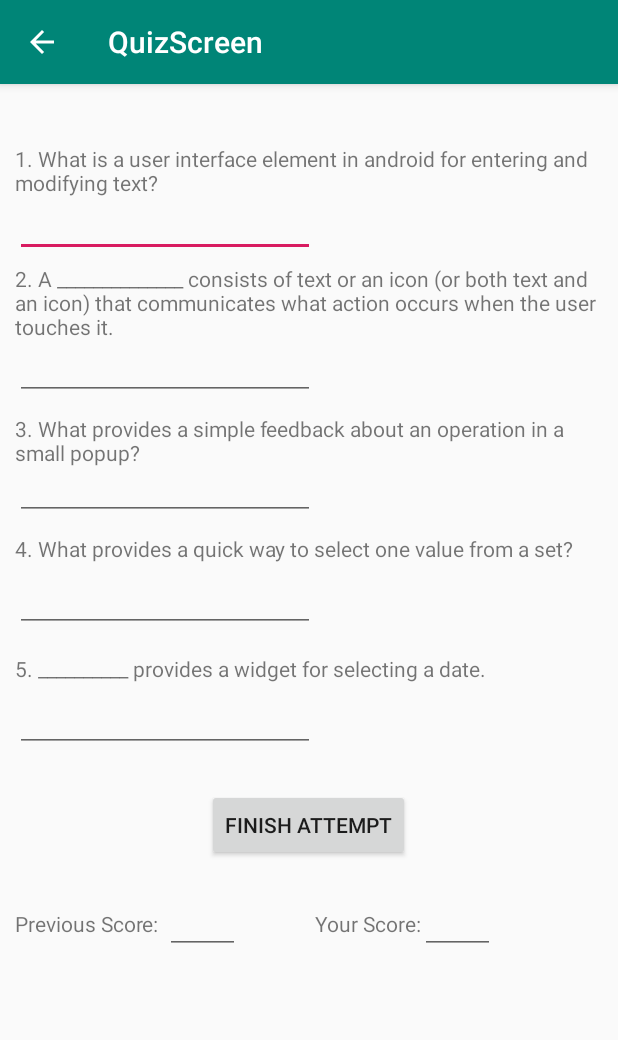
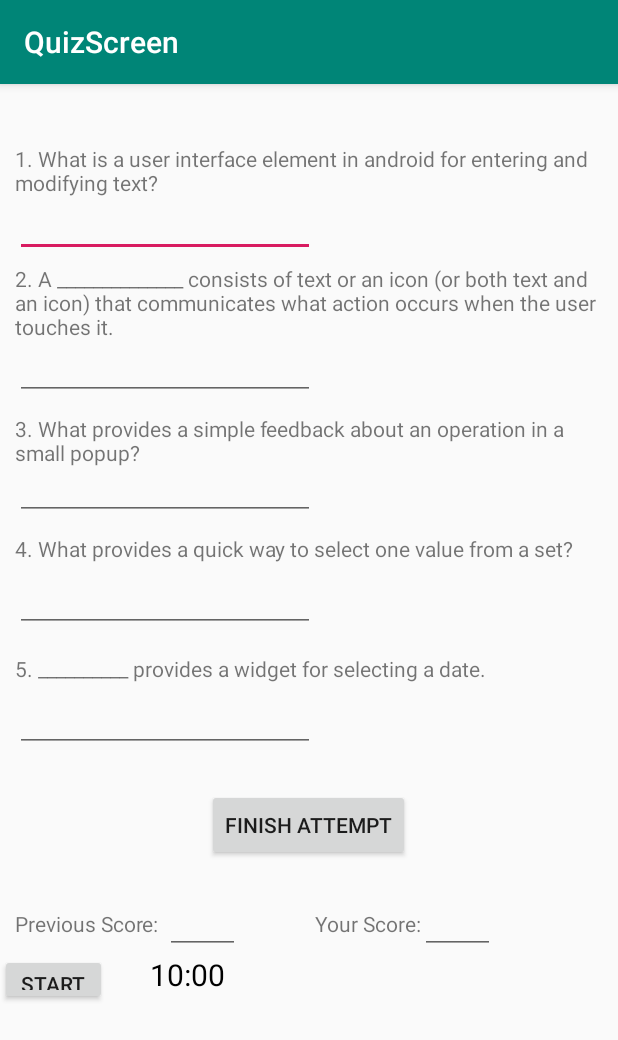
Before and after one commit to kmanibrowne/COMP3606_Assignment_2, an Android app: the QuizScreen screen opened directly, with no data from a screen before it, on a phone screen of 412 x 824 dp. Shown: the top 1040 px of the screen. Run offline under Robolectric (Android 15) with nearby library versions, the phone set to English and light mode, and no system bars.

Commit message:
Extra Feature Updated
Extra feature which is a timer have been implemented and update into the quiz  screen

```diff
--- a/app/src/main/java/com/example/comp3606_asg2/IntentsCallBack.java
+++ b/app/src/main/java/com/example/comp3606_asg2/IntentsCallBack.java
@@ -25,7 +25,7 @@ public class IntentsCallBack extends AppCompatActivity {
         getSupportActionBar().setDisplayHomeAsUpEnabled(true);
 
         callBackBtn = findViewById(R.id.button_callBack);
-        int num = 500;
+        int num = 620;
         String returnVal = "CallBack returned value "+Integer.toString(num);
         Intent returnIntent = new Intent();
         returnIntent.putExtra("result",returnVal);
--- a/app/src/main/java/com/example/comp3606_asg2/QuizScreen.java
+++ b/app/src/main/java/com/example/comp3606_asg2/QuizScreen.java
@@ -7,18 +7,33 @@ import android.os.Bundle;
 import androidx.appcompat.app.AppCompatActivity;
 import androidx.appcompat.widget.Toolbar;
 
+import android.os.CountDownTimer;
 import android.view.View;
 import android.widget.Button;
 import android.widget.EditText;
+import android.widget.TextView;
 import android.widget.Toast;
 
 import java.io.FileInputStream;
 import java.io.FileOutputStream;
+import java.util.Locale;
 
 public class QuizScreen extends AppCompatActivity {
 
-    Button finishAttempt;
+    private Button finishAttempt;
     public static String fileName = "testing.txt";
+
+    private static final long START_TIME_IN_MILLIS = 600000;
+
+    private TextView mTextViewCountDown;
+    private Button mButtonStartPause;
+    private Button mButtonReset;
+
+    private CountDownTimer mCountDownTimer;
+
+    private boolean mTimerRunning;
+
+    private long mTimeLeftInMillis = START_TIME_IN_MILLIS;
 
     @Override
     protected void onCreate(Bundle savedInstanceState) {
@@ -27,11 +42,78 @@ public class QuizScreen extends AppCompatActivity {
         Toolbar toolbar = findViewById(R.id.toolbar);
         setSupportActionBar(toolbar);
 
-        finishAttempt = (Button)findViewById(R.id.submit);
+        mTextViewCountDown = findViewById(R.id.text_view_countdown);
 
-        getSupportActionBar().setDisplayHomeAsUpEnabled(true);
+        mButtonStartPause = findViewById(R.id.button_start_pause);
+        mButtonReset = findViewById(R.id.button_reset);
+
+        mButtonStartPause.setOnClickListener(new View.OnClickListener() {
+            @Override
+            public void onClick(View v) {
+                if (mTimerRunning) {
+                    pauseTimer();
+                } else {
+                    startTimer();
+                }
+            }
+        });
+
+        mButtonReset.setOnClickListener(new View.OnClickListener() {
+            @Override
+            public void onClick(View v) {
+                resetTimer();
+            }
+        });
+
+        updateCountDownText();
+
+        //getSupportActionBar().setDisplayHomeAsUpEnabled(true);
     }
 
+    private void startTimer() {
+        mCountDownTimer = new CountDownTimer(mTimeLeftInMillis, 1000) {
+            @Override
+            public void onTick(long millisUntilFinished) {
+                mTimeLeftInMillis = millisUntilFinished;
+                updateCountDownText();
+            }
+
+            @Override
+            public void onFinish() {
+                mTimerRunning = false;
+                mButtonStartPause.setText("Start");
+                mButtonStartPause.setVisibility(View.INVISIBLE);
+                mButtonReset.setVisibility(View.VISIBLE);
+            }
+        }.start();
+
+        mTimerRunning = true;
+        mButtonStartPause.setText("pause");
+        mButtonReset.setVisibility(View.INVISIBLE);
+    }
+
+    private void pauseTimer() {
+        mCountDownTimer.cancel();
+        mTimerRunning = false;
+        mButtonStartPause.setText("Start");
+        mButtonReset.setVisibility(View.VISIBLE);
+    }
+
+    private void resetTimer() {
+        mTimeLeftInMillis = START_TIME_IN_MILLIS;
+        updateCountDownText();
+        mButtonReset.setVisibility(View.INVISIBLE);
+        mButtonStartPause.setVisibility(View.VISIBLE);
+    }
+
+    private void updateCountDownText() {
+        int minutes = (int) (mTimeLeftInMillis / 1000) / 60;
+        int seconds = (int) (mTimeLeftInMillis / 1000) % 60;
+
+        String timeLeftFormatted = String.format(Locale.getDefault(), "%02d:%02d", minutes, seconds);
+
+        mTextViewCountDown.setText(timeLeftFormatted);
+    }
 
     public void SaveFile(String file, String text){
         try{
@@ -123,8 +205,6 @@ public class QuizScreen extends AppCompatActivity {
         SaveFile(fileName,f);
     }
 
-
-
     public void findScore(View view){
         if(view == finishAttempt){
             Toast.makeText(this, "Calculating Score...", Toast.LENGTH_SHORT).show();
@@ -132,4 +212,8 @@ public class QuizScreen extends AppCompatActivity {
             calculateScore();
         }
     }
+
+
+
+
 }
--- a/app/src/main/res/layout/content_quiz_screen.xml
+++ b/app/src/main/res/layout/content_quiz_screen.xml
@@ -168,6 +168,31 @@
         android:inputType="textPersonName"
         android:text="" />
 
+    <TextView
+        android:id="@+id/text_view_countdown"
+        android:layout_width="wrap_content"
+        android:layout_height="wrap_content"
+        tools:text="00:00"
+        android:textSize="20dp"
+        android:layout_marginTop="580dp"
+        android:textColor="@android:color/black"
+        android:layout_marginLeft="100dp"/>
+
+    <Button
+        android:id="@+id/button_start_pause"
+        android:layout_width="71dp"
+        android:layout_height="34dp"
+        android:layout_marginTop="580dp"
+        android:text="Start" />
+
+    <Button
+        android:id="@+id/button_reset"
+        android:layout_width="71dp"
+        android:layout_height="34dp"
+        android:layout_marginTop="620dp"
+        android:text="Reset"
+        android:visibility="invisible"
+        tools:visibility="visible"/>
 
 
 </RelativeLayout>
--- a/build.gradle
+++ b/build.gradle
@@ -18,7 +18,9 @@ allprojects {
     repositories {
         google()
         jcenter()
-
+        maven{
+            url "https://maven.google.com"
+        }
     }
 }
 
```
